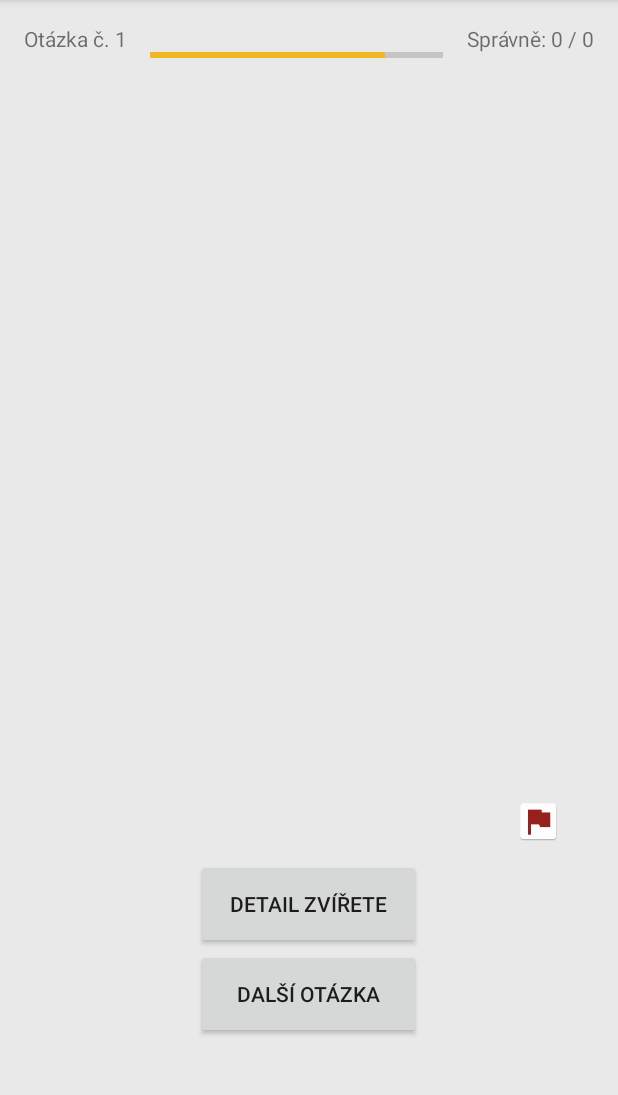
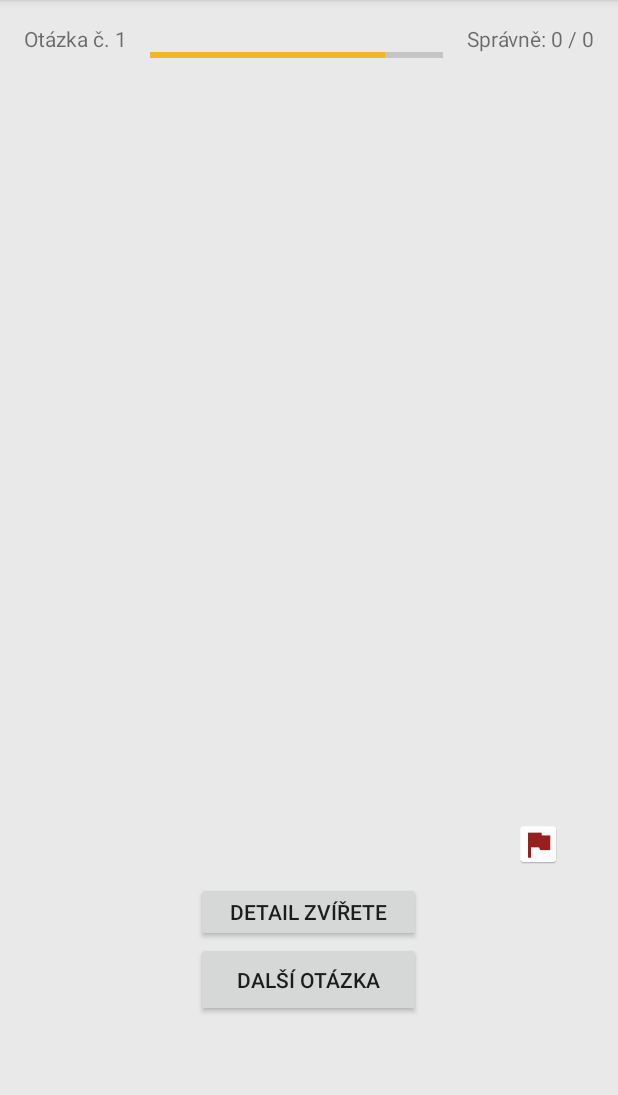
Before and after one commit to zdrubvit/ZooPraha, an Android app: the fragment QuestionFragment placed in its activity, after a tap on an icon or button, on a phone screen of 412 x 824 dp, the part 84-1179 px from its top. Run offline under Robolectric (Android 15) with nearby library versions, the phone set to English and light mode, and no system bars; pictures from the network do not load; 18 statements that could not run were skipped.

Commit message:
Error fixing

```diff
--- a/app/src/main/java/cz/zdrubecky/zoopraha/section/quiz/QuestionFragment.java
+++ b/app/src/main/java/cz/zdrubecky/zoopraha/section/quiz/QuestionFragment.java
@@ -216,6 +216,12 @@ public class QuestionFragment extends Fragment {
     private void replaceAnswers(String resultText) {
         // Remove the old view from its parent
         View oldView = mView.findViewById(R.id.fragment_question_answers);
+
+        // If the View's no longer there, do nothing
+        if (oldView == null) {
+            return;
+        }
+
         ViewGroup parent = (ViewGroup) oldView.getParent();
         int index = parent.indexOfChild(oldView);
         parent.removeView(oldView);
--- a/app/src/main/res/layout/fragment_question_answered.xml
+++ b/app/src/main/res/layout/fragment_question_answered.xml
@@ -37,13 +37,13 @@
         <Button
             android:id="@+id/question_answered_animal_detail_button"
             android:layout_width="150dp"
-            android:layout_height="60dp"
+            android:layout_height="40dp"
             android:text="@string/question_answered_animal_detail_button_text"/>
 
         <Button
             android:id="@+id/question_answered_next_question_button"
             android:layout_width="150dp"
-            android:layout_height="60dp"
+            android:layout_height="50dp"
             android:text="@string/question_answered_next_question_button_text"/>
     </LinearLayout>
 </LinearLayout>
```
